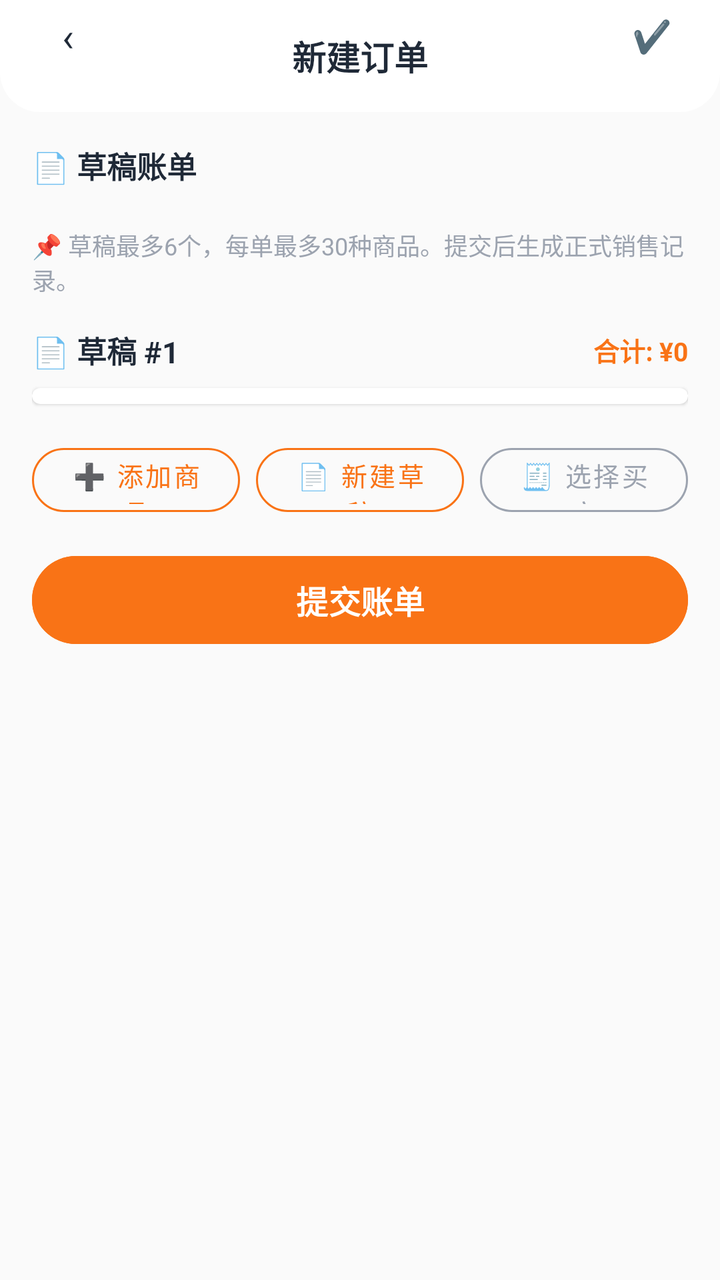
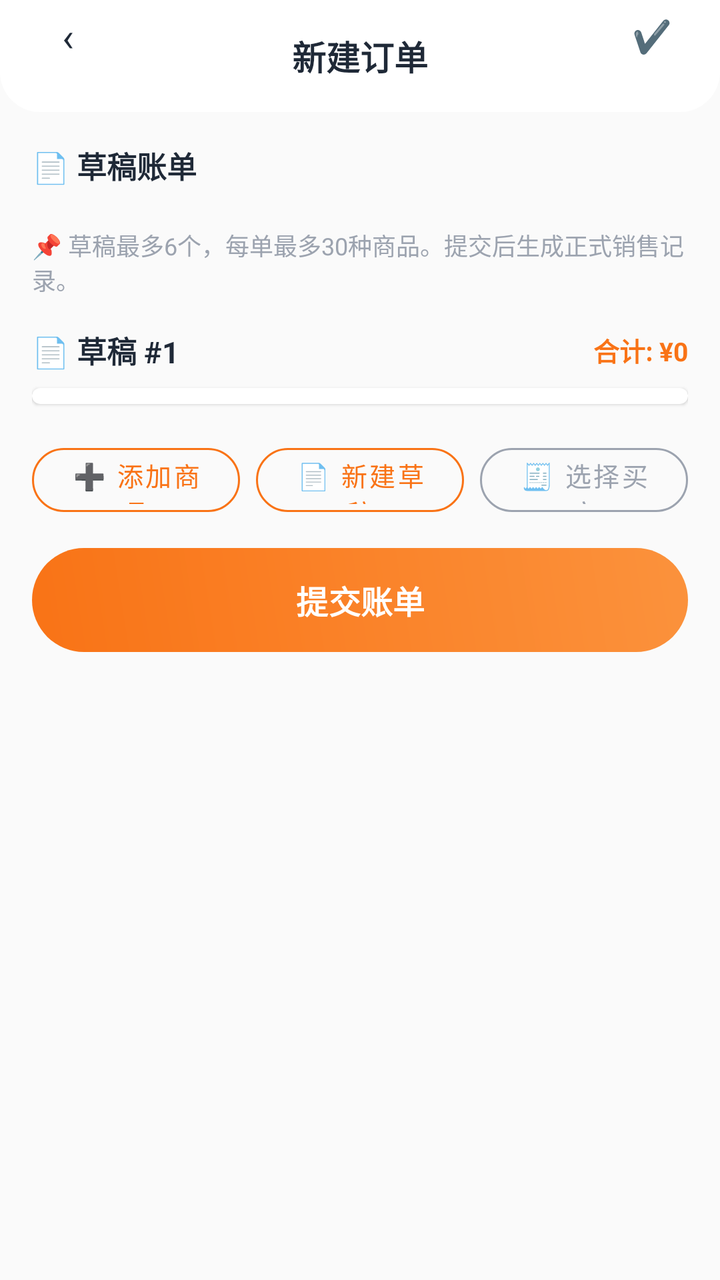

Before-and-after screenshots of an Android layout around one commit, followed by the original layout XML and the change that was made.
<!-- AndroidManifest.xml: application theme Theme.ClothingSI -->
<!-- res/layout/activity_new_order.xml -->
<?xml version="1.0" encoding="utf-8"?>
<FrameLayout xmlns:android="http://schemas.android.com/apk/res/android"
    xmlns:app="http://schemas.android.com/apk/res-auto"
    android:layout_width="match_parent"
    android:layout_height="match_parent"
    android:background="@color/md_surface_container_low">

    <LinearLayout android:layout_width="match_parent" android:layout_height="match_parent"
        android:orientation="vertical">
        <RelativeLayout android:layout_width="match_parent" android:layout_height="56dp"
            android:background="@drawable/header_bar_bg" android:paddingHorizontal="16dp">
            <TextView android:id="@+id/btn_back" android:layout_width="36dp" android:layout_height="36dp"
                android:text="‹" android:textSize="20sp" android:textColor="@color/md_on_surface"
                android:gravity="center" android:background="@drawable/circle_bg" />
            <TextView android:layout_width="wrap_content" android:layout_height="wrap_content"
                android:text="新建订单" android:textSize="17sp" android:textStyle="bold"
                android:textColor="@color/md_on_surface" android:layout_centerInParent="true" />
            <TextView android:id="@+id/btn_submit_top" android:layout_width="36dp" android:layout_height="36dp"
                android:text="✔️" android:textSize="16sp" android:textColor="@color/md_on_surface"
                android:gravity="center" android:background="@drawable/circle_bg"
                android:layout_alignParentEnd="true" android:clickable="true" android:focusable="true" />
        </RelativeLayout>

        <ScrollView android:layout_width="match_parent" android:layout_height="match_parent"
            android:padding="16dp">
            <LinearLayout android:layout_width="match_parent" android:layout_height="wrap_content"
                android:orientation="vertical">

                
                <TextView android:layout_width="wrap_content" android:layout_height="wrap_content"
                    android:text="📄 草稿账单" android:textSize="15sp" android:textStyle="bold"
                    android:textColor="@color/md_on_surface" android:layout_marginBottom="8dp" />
                <HorizontalScrollView android:layout_width="match_parent" android:layout_height="wrap_content"
                    android:layout_marginBottom="12dp">
                    <LinearLayout android:id="@+id/layout_draft_cards"
                        android:layout_width="wrap_content" android:layout_height="wrap_content"
                        android:orientation="horizontal" android:gravity="center_vertical" />
                </HorizontalScrollView>

                
                <TextView android:layout_width="match_parent" android:layout_height="wrap_content"
                    android:text="📌 草稿最多6个，每单最多30种商品。提交后生成正式销售记录。"
                    android:textSize="12sp" android:textColor="@color/md_on_surface_variant"
                    android:layout_marginBottom="16dp" />

                
                <LinearLayout android:layout_width="match_parent" android:layout_height="wrap_content"
                    android:orientation="horizontal" android:gravity="center_vertical"
                    android:layout_marginBottom="8dp">
                    <TextView android:id="@+id/tv_draft_title"
                        android:layout_width="wrap_content" android:layout_height="wrap_content"
                        android:text="📄 草稿 #1" android:textSize="15sp" android:textStyle="bold"
                        android:textColor="@color/md_on_surface" />
                    <TextView android:layout_width="0dp" android:layout_height="wrap_content"
                        android:layout_weight="1" />
                    <TextView android:id="@+id/tv_draft_total"
                        android:layout_width="wrap_content" android:layout_height="wrap_content"
                        android:text="合计: ¥0" android:textSize="13sp" android:textStyle="bold"
                        android:textColor="@color/md_primary" />
                </LinearLayout>

                
                <androidx.cardview.widget.CardView android:layout_width="match_parent"
                    android:layout_height="wrap_content" app:cardCornerRadius="12dp"
                    app:cardElevation="1dp" android:layout_marginBottom="8dp">
                    <LinearLayout android:id="@+id/layout_draft_items"
                        android:layout_width="match_parent" android:layout_height="wrap_content"
                        android:orientation="vertical" android:paddingVertical="4dp" />
                </androidx.cardview.widget.CardView>

                
                <LinearLayout android:id="@+id/layout_buyer_display"
                    android:layout_width="match_parent" android:layout_height="wrap_content"
                    android:orientation="horizontal" android:gravity="center_vertical"
                    android:paddingVertical="10dp" android:paddingHorizontal="12dp"
                    android:background="@color/md_surface_container"
                    android:visibility="gone"
                    android:layout_marginTop="4dp" android:layout_marginBottom="4dp">
                    <TextView android:layout_width="wrap_content" android:layout_height="wrap_content"
                        android:text="🧾" android:textSize="14sp" android:layout_marginEnd="6dp" />
                    <TextView android:id="@+id/tv_selected_buyer"
                        android:layout_width="0dp" android:layout_height="wrap_content"
                        android:layout_weight="1" android:textSize="14sp"
                        android:textColor="@color/md_primary" android:textStyle="bold" />
                    <TextView android:id="@+id/btn_clear_buyer"
                        android:layout_width="wrap_content" android:layout_height="wrap_content"
                        android:text="✕" android:textSize="14sp" android:textColor="@color/md_on_surface_variant"
                        android:padding="6dp" android:clickable="true" android:focusable="true" />
                </LinearLayout>

                
                <LinearLayout android:layout_width="match_parent" android:layout_height="wrap_content"
                    android:orientation="horizontal" android:weightSum="3"
                    android:layout_marginTop="8dp" android:layout_marginBottom="12dp">
                    <com.google.android.material.button.MaterialButton android:id="@+id/btn_add_item"
                        android:layout_width="0dp" android:layout_height="44dp" android:layout_weight="1"
                        android:text="➕ 添加商品" android:textSize="13sp"
                        style="@style/Widget.MaterialComponents.Button.OutlinedButton"
                        app:cornerRadius="22dp" app:strokeColor="@color/md_primary"
                        android:textColor="@color/md_primary" android:layout_marginEnd="4dp" />
                    <com.google.android.material.button.MaterialButton android:id="@+id/btn_new_draft"
                        android:layout_width="0dp" android:layout_height="44dp" android:layout_weight="1"
                        android:text="📄 新建草稿" android:textSize="13sp"
                        style="@style/Widget.MaterialComponents.Button.OutlinedButton"
                        app:cornerRadius="22dp" app:strokeColor="@color/md_primary"
                        android:textColor="@color/md_primary" android:layout_marginHorizontal="4dp" />
                    <com.google.android.material.button.MaterialButton android:id="@+id/btn_select_buyer"
                        android:layout_width="0dp" android:layout_height="44dp" android:layout_weight="1"
                        android:text="🧾 选择买家" android:textSize="13sp"
                        style="@style/Widget.MaterialComponents.Button.OutlinedButton"
                        app:cornerRadius="22dp" app:strokeColor="@color/md_outline"
                        android:textColor="@color/md_on_surface_variant" android:layout_marginStart="4dp" />
                </LinearLayout>

                
                <com.google.android.material.button.MaterialButton android:id="@+id/btn_submit_order"
                    android:layout_width="match_parent" android:layout_height="52dp"
                    android:text="提交账单" android:textSize="16sp" android:textStyle="bold"
                    app:cornerRadius="26dp"
                    android:backgroundTint="@color/md_primary"
                    android:textColor="@color/md_on_primary" />
            </LinearLayout>
        </ScrollView>
    </LinearLayout>
</FrameLayout>
<!-- resources referenced by this layout -->
<resources>
  <color name="md_on_primary">#FFFFFF</color>
  <color name="md_on_surface">#1F2937</color>
  <color name="md_on_surface_variant">#9CA3AF</color>
  <color name="md_outline">#9CA3AF</color>
  <color name="md_primary">#F97316</color>
  <color name="md_surface_container">#E5E7EB</color>
  <color name="md_surface_container_low">#FAFAFA</color>
  <!-- drawable circle_bg (drawable) -->
  <?xml version="1.0" encoding="utf-8"?>
  <shape xmlns:android="http://schemas.android.com/apk/res/android" android:shape="oval">
      <solid android:color="#26FFFFFF" />
  </shape>
  <!-- drawable header_bar_bg (drawable) -->
  <?xml version="1.0" encoding="utf-8"?>
  <shape xmlns:android="http://schemas.android.com/apk/res/android" android:shape="rectangle">
      <solid android:color="@color/md_surface" />
      <corners android:topLeftRadius="0dp" android:topRightRadius="0dp" android:bottomLeftRadius="20dp" android:bottomRightRadius="20dp" />
  </shape>
  <style name="Theme.ClothingSI" parent="Theme.Material3.Light.NoActionBar">
          
          <item name="colorPrimary">@color/md_primary</item>
          <item name="colorOnPrimary">@color/md_on_primary</item>
          <item name="colorPrimaryContainer">@color/md_primary_container</item>
          <item name="colorOnPrimaryContainer">@color/md_on_primary_container</item>
  
          
          <item name="colorSecondary">@color/md_secondary</item>
          <item name="colorOnSecondary">@color/md_on_secondary</item>
          <item name="colorSecondaryContainer">@color/md_secondary_container</item>
          <item name="colorOnSecondaryContainer">@color/md_on_secondary_container</item>
  
          
          <item name="android:colorBackground">@color/md_surface_container_low</item>
          <item name="colorSurface">@color/md_surface</item>
          <item name="colorOnSurface">@color/md_on_surface</item>
          <item name="colorOnSurfaceVariant">@color/md_on_surface_variant</item>
  
          
          <item name="colorOutline">@color/md_outline</item>
          <item name="colorOutlineVariant">@color/md_outline_variant</item>
  
          
          <item name="colorError">@color/md_error</item>
          <item name="colorOnError">@color/md_on_error</item>
  
          
          <item name="android:statusBarColor">@android:color/transparent</item>
          <item name="android:navigationBarColor">@color/md_surface</item>
          <item name="android:windowLightStatusBar">true</item>
  
          
          <item name="android:fontFamily">sans-serif</item>
          <item name="android:textViewStyle">@style/TextView.Base</item>
      </style>
  <color name="md_surface">#FFFFFF</color>
  <color name="md_primary_container">#FFF7ED</color>
  <color name="md_on_primary_container">#5C3D00</color>
  <color name="md_secondary">#2563EB</color>
  <color name="md_on_secondary">#FFFFFF</color>
  <color name="md_secondary_container">#DBEAFE</color>
  <color name="md_on_secondary_container">#001A3E</color>
  <color name="md_outline_variant">#D1D5DB</color>
  <color name="md_error">#EF4444</color>
  <color name="md_on_error">#FFFFFF</color>
  <style name="TextView.Base" parent="android:Widget.TextView">
          <item name="android:fontFamily">sans-serif</item>
      </style>
</resources>

<!-- the commit's change to res/layout/activity_new_order.xml (unified diff, before → after) -->
@@ -117,7 +117,7 @@
                     android:layout_width="match_parent" android:layout_height="52dp"
                     android:text="提交账单" android:textSize="16sp" android:textStyle="bold"
                     app:cornerRadius="26dp"
-                    android:backgroundTint="@color/md_primary"
+                    android:background="@drawable/btn_gradient_primary" app:backgroundTint="@null"
                     android:textColor="@color/md_on_primary" />
             </LinearLayout>
         </ScrollView>
<!-- resource entries referenced after the edit -->
@@ -7,6 +7,15 @@
   <color name="md_primary">#F97316</color>
   <color name="md_surface_container">#E5E7EB</color>
   <color name="md_surface_container_low">#FAFAFA</color>
+  <!-- drawable btn_gradient_primary (drawable) -->
+  <?xml version="1.0" encoding="utf-8"?>
+  <shape xmlns:android="http://schemas.android.com/apk/res/android" android:shape="rectangle">
+      <corners android:radius="26dp" />
+      <gradient
+          android:startColor="#F97316"
+          android:endColor="#FB923C"
+          android:angle="45" />
+  </shape>
   <!-- drawable circle_bg (drawable) -->
   <?xml version="1.0" encoding="utf-8"?>
   <shape xmlns:android="http://schemas.android.com/apk/res/android" android:shape="oval">
